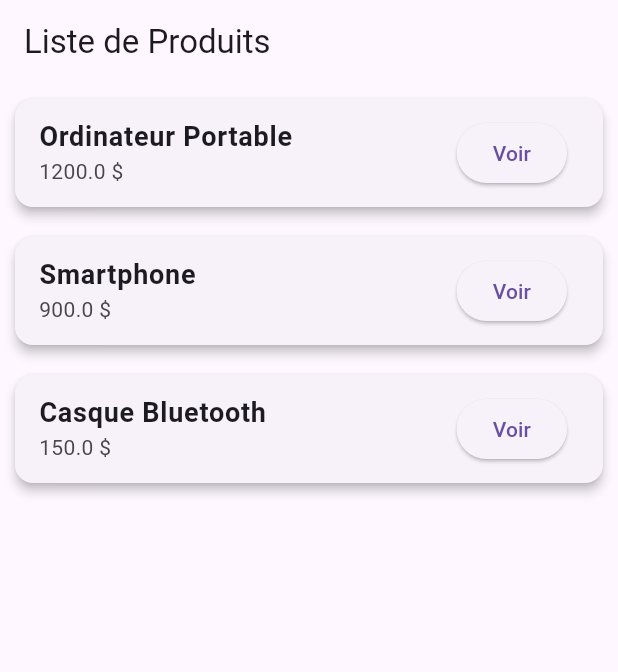
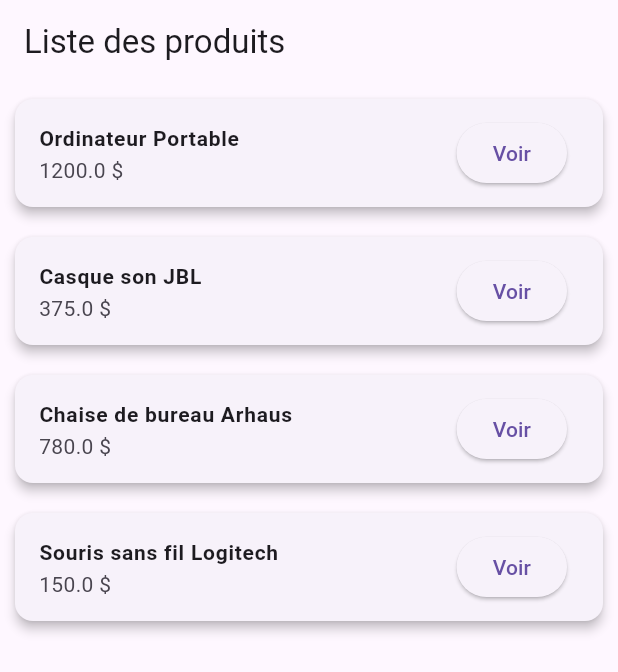
Before and after one commit to hsisoubob-lab/flutter_app_produits-, a Flutter app: the screen it shows after launch, on a phone screen of 412 x 824 dp. Shown: the top 672 px of the screen. Run offline on Flutter 3.47's test engine with Material 3 defaults, Android fonts, the phone set to English and light mode, and no system bars.

Commit message:
Mise a jour: 4 produits et prix en vert

```diff
--- a/lib/main.dart
+++ b/lib/main.dart
@@ -45,11 +45,11 @@ class DetailsProduit extends StatelessWidget {
             Text("Nom : ${produit.nom}",
                 style: TextStyle(fontSize: 22, fontWeight: FontWeight.bold)),
             SizedBox(height: 10),
-            Text("Prix : ${produit.prix} \$", style: TextStyle(fontSize: 18)),
+            Text("Description : ${produit.description}",
+                style: TextStyle(fontSize: 16)),
             SizedBox(height: 10),
-            Text("Description :", style: TextStyle(fontSize: 18)),
-            SizedBox(height: 5),
-            Text(produit.description, style: TextStyle(fontSize: 16)),
+            Text("Prix : ${produit.prix.toStringAsFixed(1)} \$",
+                style: TextStyle(fontSize: 18, color: Colors.green)),
           ],
         ),
       ),
@@ -67,13 +67,18 @@ class ListProduits extends StatelessWidget {
       prix: 1200.0,
     ),
     Produit(
-      nom: "Smartphone",
-      description: "Téléphone nouvelle génération avec triple caméra.",
-      prix: 900.0,
+      nom: "Casque son JBL",
+      description: "Casque sans fil JBL avec un son puissant.",
+      prix: 375.0,
     ),
     Produit(
-      nom: "Casque Bluetooth",
-      description: "Casque sans fil avec réduction de bruit.",
+      nom: "Chaise de bureau Arhaus",
+      description: "Chaise de bureau ergonomique de qualité Arhaus de gaming",
+      prix: 780.0,
+    ),
+    Produit(
+      nom: "Souris sans fil Logitech",
+      description: "Souris sans fil précise et confortable.",
       prix: 150.0,
     ),
   ];
@@ -81,7 +86,7 @@ class ListProduits extends StatelessWidget {
   @override
   Widget build(BuildContext context) {
     return Scaffold(
-      appBar: AppBar(title: Text("Liste de Produits")),
+      appBar: AppBar(title: Text("Liste des produits")),
       body: ListView.builder(
         itemCount: produits.length,
         itemBuilder: (context, index) {
@@ -91,8 +96,8 @@ class ListProduits extends StatelessWidget {
             margin: EdgeInsets.all(10),
             child: ListTile(
               title: Text(produit.nom,
-                  style: TextStyle(fontSize: 18, fontWeight: FontWeight.bold)),
-              subtitle: Text("${produit.prix} \$"),
+                  style: TextStyle(fontSize: 14, fontWeight: FontWeight.bold)),
+              subtitle: Text("${produit.prix.toStringAsFixed(1)} \$"),
               trailing: ElevatedButton(
                 child: Text("Voir"),
                 onPressed: () {
```
